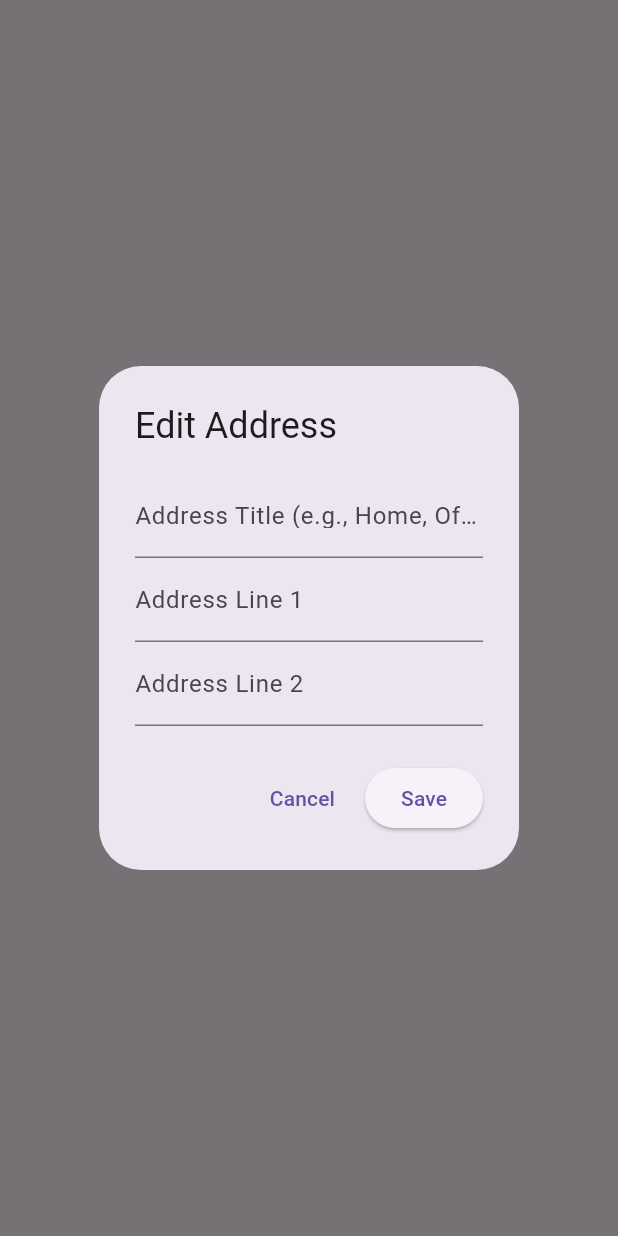
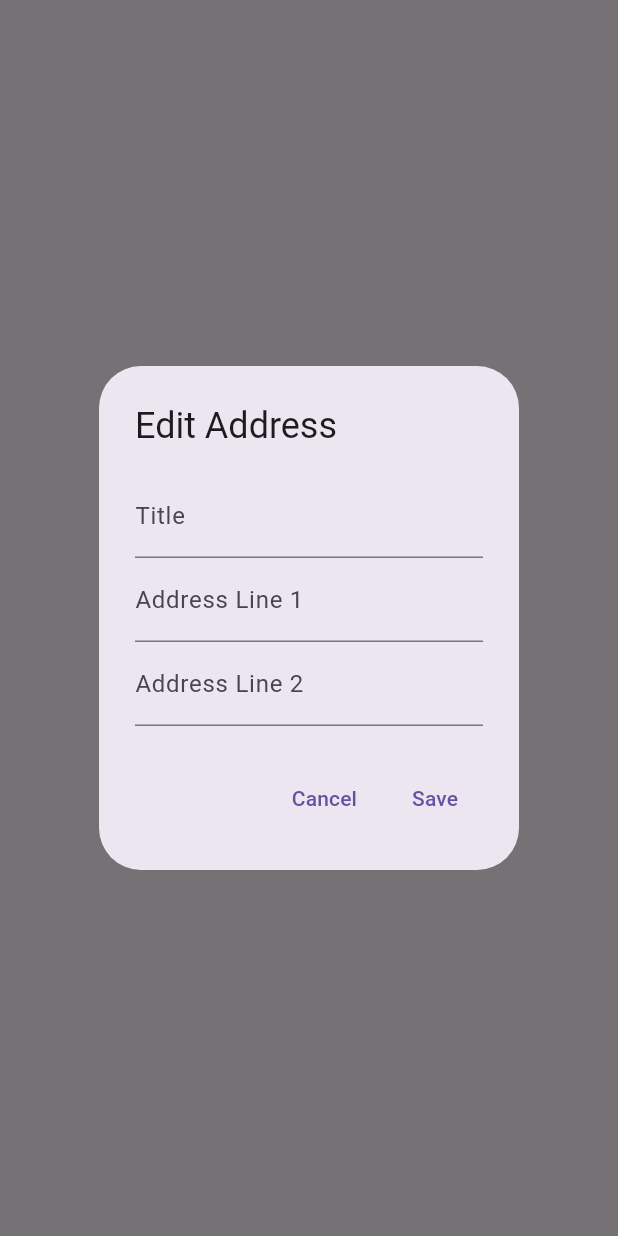
Before and after one commit to omniaalazab/medical, a Flutter app: what showEditAddressDialog() shows on an empty page, opened directly with empty values, on a phone screen of 412 x 824 dp. Run offline on Flutter 3.47's test engine with Material 3 defaults, Android fonts, the phone set to English and light mode, and no system bars; our stand-ins replace animated_bottom_navigation_bar, connectivity_plus, dartz, device_preview, dio, flutter_bloc and 5 more; missing offline and left inert: flutter_stripe; network calls fail; project files that could hold a hidden picture were left out.

Commit message:
edit  address dialog

```diff
--- a/lib/features/checkout/presentation/view/widgets/edit_address_dailog.dart
+++ b/lib/features/checkout/presentation/view/widgets/edit_address_dailog.dart
@@ -1,65 +1,60 @@
 import 'package:flutter/material.dart';
-import 'package:medical/core/constant_text.dart';
+
+import 'package:medical/features/checkout/data/models/address_model.dart';
 
 class EditAddressDialog {
-  static Future showEditAddressDialog(
+  static void showEditAddressDialog(
     BuildContext context, {
-    String initialTitle = '',
-    String initialAddress1 = '',
-    String initialAddress2 = '',
+    AddressModel? existingAddress,
     required Function(String, String, String) onSave,
   }) {
-    final titleController = TextEditingController(text: initialTitle);
-    final address1Controller = TextEditingController(text: initialAddress1);
-    final address2Controller = TextEditingController(text: initialAddress2);
+    final titleController = TextEditingController(
+      text: existingAddress?.title ?? '',
+    );
+    final address1Controller = TextEditingController(
+      text: existingAddress?.addressLine1 ?? '',
+    );
+    final address2Controller = TextEditingController(
+      text: existingAddress?.addressLine2 ?? '',
+    );
 
-    return showDialog(
+    showDialog(
       context: context,
       builder: (context) {
         return AlertDialog(
-          title: const Text(ConstantText.editAdress),
-          content: SingleChildScrollView(
-            child: Column(
+          title: Text(existingAddress == null ? 'Add Address' : 'Edit Address'),
+          content: Column(
             mainAxisSize: MainAxisSize.min,
             children: [
               TextField(
                 controller: titleController,
-                  decoration: const InputDecoration(
-                    labelText: 'Address Title (e.g., Home, Office)',
-                  ),
+                decoration: InputDecoration(labelText: 'Title'),
               ),
               TextField(
                 controller: address1Controller,
-                  decoration: const InputDecoration(
-                    labelText: 'Address Line 1',
-                  ),
+                decoration: InputDecoration(labelText: 'Address Line 1'),
               ),
               TextField(
                 controller: address2Controller,
-                  decoration: const InputDecoration(
-                    labelText: 'Address Line 2',
-                  ),
+                decoration: InputDecoration(labelText: 'Address Line 2'),
               ),
             ],
-            ),
           ),
           actions: [
             TextButton(
               onPressed: () => Navigator.pop(context),
-              child: const Text('Cancel'),
+              child: Text('Cancel'),
             ),
-            ElevatedButton(
+            TextButton(
               onPressed: () {
-                final title = titleController.text.trim();
-                final address1 = address1Controller.text.trim();
-                final address2 = address2Controller.text.trim();
-
-                if (title.isNotEmpty && address1.isNotEmpty) {
-                  onSave(title, address1, address2);
+                onSave(
+                  titleController.text,
+                  address1Controller.text,
+                  address2Controller.text,
+                );
                 Navigator.pop(context);
-                }
               },
-              child: const Text('Save'),
+              child: Text('Save'),
             ),
           ],
         );
```
Lines whose indentation alone changed are shown as unchanged.
